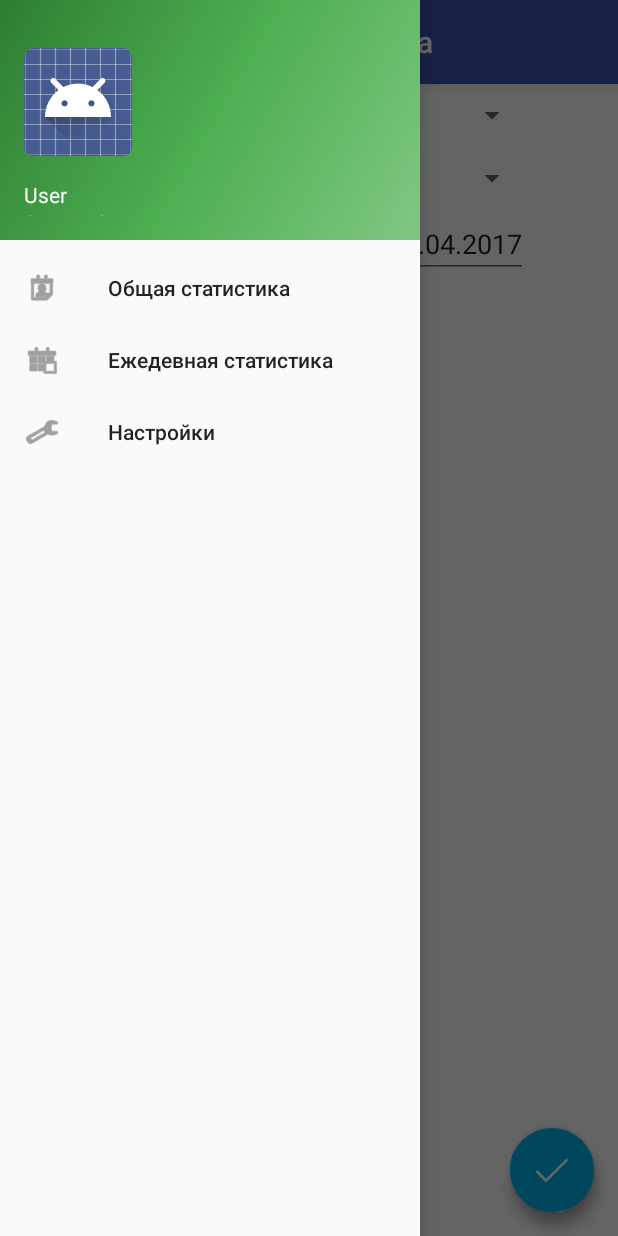
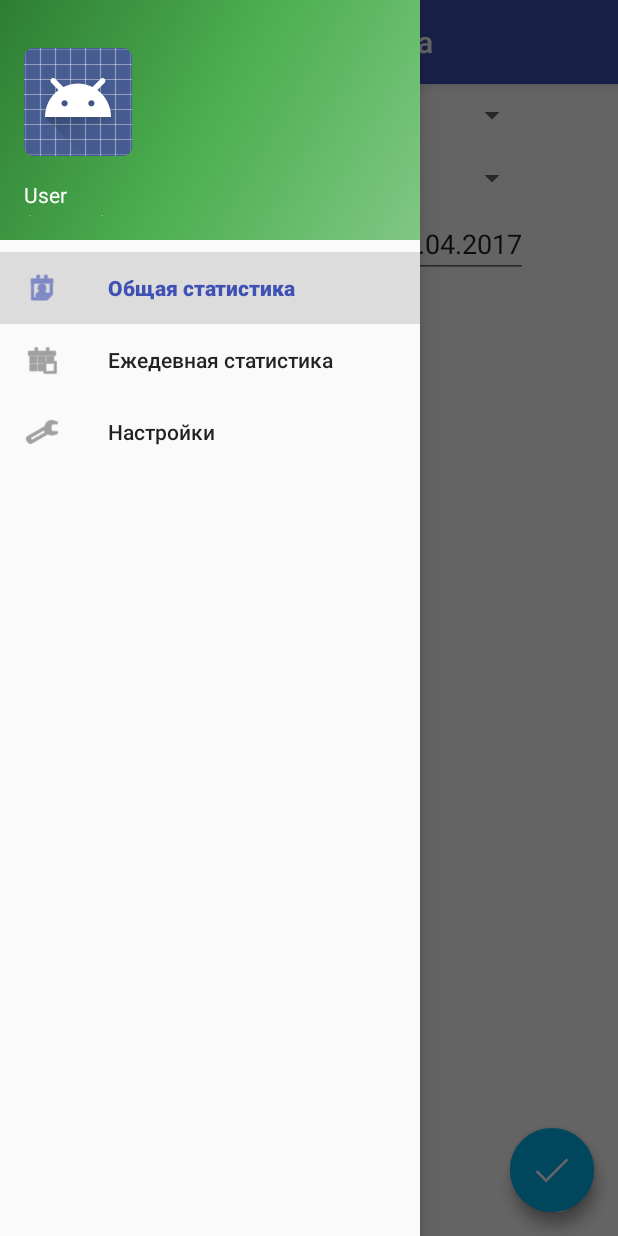
Before and after one commit to DarkenNav/UnionFreeArts, an Android app: the fragment DailyFragment placed in its activity, with the side drawer open, on a phone screen of 412 x 824 dp. Run offline under Robolectric (Android 15) with nearby library versions, the phone set to English and light mode, and no system bars.

Commit message:
налажено восстановление состояния

```diff
--- a/MobileApp/Android/app/src/main/java/ru/unionfreeart/ufart/DailyFragment.java
+++ b/MobileApp/Android/app/src/main/java/ru/unionfreeart/ufart/DailyFragment.java
@@ -30,7 +30,8 @@ import ru.unionfreeart.ufart.repositories.ListRepositories;
 import ru.unionfreeart.ufart.repositories.TableRepositories;
 
 public class DailyFragment extends Fragment implements View.OnClickListener, IMasterTask {
-    private final String START = "start", FINISH = "finish", LOADER = "loader";
+    private final String START = "start", FINISH = "finish", LOADER = "loader",
+            SITE_POSITON = "site", PERSON_POSITON = "person", VISIBLE_OPTIONS = "options";
     private final int MIN_DAY = 1, MIN_MONTH = 3, MIN_YEAR = 2017;
     private final DateFormat dateFormat = new SimpleDateFormat("dd.MM.yyyy");
     private DatePickerDialog.OnDateSetListener dateStartListener, dateFinishListener;
@@ -58,11 +59,11 @@ public class DailyFragment extends Fragment implements View.OnClickListener, IMa
         initButtons();
         initPreferences();
         initDates();
-        restoreActivityState(savedInstanceState);
+        restoreFragmentState(savedInstanceState);
         return this.container;
     }
 
-    private void restoreActivityState(Bundle state) {
+    private void restoreFragmentState(Bundle state) {
         if (state == null) { //first open fragment
             pList.setVisibility(View.GONE);
             pOptions.setVisibility(View.VISIBLE);
@@ -73,13 +74,21 @@ public class DailyFragment extends Fragment implements View.OnClickListener, IMa
             ILoader loaderPersons = new PersonsLoaderFake();
             loader.execute(loaderSites, loaderPersons);
             activity.setVisibleProgressBar(true);
-        } else { //restory fragment
+        } else { //restore fragment
             loader = (LoaderTask) state.getSerializable(LOADER);
-            if (loader == null || loader.getStatus() != AsyncTask.Status.RUNNING) {
+            if (loader != null && loader.getStatus() != AsyncTask.Status.RUNNING) {
                 loader.newMaster(DailyFragment.this);
-            } else {
+            }
             openLists();
             openTable();
+            spSite.setSelection(state.getInt(SITE_POSITON));
+            spPerson.setSelection(state.getInt(PERSON_POSITON));
+            if (state.getBoolean(VISIBLE_OPTIONS)) {
+                pList.setVisibility(View.GONE);
+                fabOptions.setVisibility(View.GONE);
+            } else {
+                pOptions.setVisibility(View.GONE);
+                fabOk.setVisibility(View.GONE);
             }
         }
     }
@@ -87,6 +96,9 @@ public class DailyFragment extends Fragment implements View.OnClickListener, IMa
     @Override
     public void onSaveInstanceState(Bundle outState) {
         outState.putSerializable(LOADER, loader);
+        outState.putInt(SITE_POSITON, spSite.getSelectedItemPosition());
+        outState.putInt(PERSON_POSITON, spPerson.getSelectedItemPosition());
+        outState.putBoolean(VISIBLE_OPTIONS, pOptions.getVisibility() == View.VISIBLE);
         super.onSaveInstanceState(outState);
     }
 
--- a/MobileApp/Android/app/src/main/java/ru/unionfreeart/ufart/MainActivity.java
+++ b/MobileApp/Android/app/src/main/java/ru/unionfreeart/ufart/MainActivity.java
@@ -15,6 +15,7 @@ import android.widget.ProgressBar;
 
 public class MainActivity extends AppCompatActivity
         implements NavigationView.OnNavigationItemSelectedListener {
+    private NavigationView navigationView;
     private DrawerLayout drawer;
     private FragmentManager fragmentManager;
     private ProgressBar progressBar;
@@ -24,6 +25,15 @@ public class MainActivity extends AppCompatActivity
         super.onCreate(savedInstanceState);
         setContentView(R.layout.activity_main);
         initUI();
+        restoreActivityState(savedInstanceState);
+    }
+
+    private void restoreActivityState(Bundle state) {
+        if (state == null) { //first open activity
+            setFragment(R.id.nav_total);
+        } else { //restore activity
+            //fragment will be restored automatically
+        }
     }
 
     private void initUI() {
@@ -35,7 +45,7 @@ public class MainActivity extends AppCompatActivity
                 this, drawer, toolbar, R.string.navigation_drawer_open, R.string.navigation_drawer_close);
         drawer.addDrawerListener(toggle);
         toggle.syncState();
-        NavigationView navigationView = (NavigationView) findViewById(R.id.nav_view);
+        navigationView = (NavigationView) findViewById(R.id.nav_view);
         navigationView.setNavigationItemSelectedListener(this);
         progressBar = (ProgressBar) findViewById(R.id.toolbar_progress_bar);
     }
@@ -58,8 +68,16 @@ public class MainActivity extends AppCompatActivity
 
     @Override
     public boolean onNavigationItemSelected(MenuItem item) {
+        setFragment(item.getItemId());
+        drawer.closeDrawer(GravityCompat.START);
+        return true;
+    }
+
+    private void setFragment(int id) {
+        if (navigationView != null)
+            navigationView.setCheckedItem(id);
         FragmentTransaction fragmentTransaction = fragmentManager.beginTransaction();
-        switch (item.getItemId()) {
+        switch (id) {
             case R.id.nav_total:
                 fragmentTransaction.replace(R.id.fragment, new TotalFragment());
                 break;
@@ -71,8 +89,5 @@ public class MainActivity extends AppCompatActivity
                 break;
         }
         fragmentTransaction.commit();
-
-        drawer.closeDrawer(GravityCompat.START);
-        return true;
     }
 }
```
Lines whose indentation alone changed are shown as unchanged.
